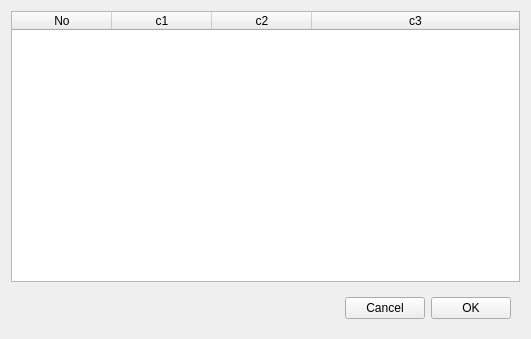
Above: creator/src/window/n_layout_json_table.ui from h13i32maru/navyjs-legacy2 before the change. Below: the same form after it.
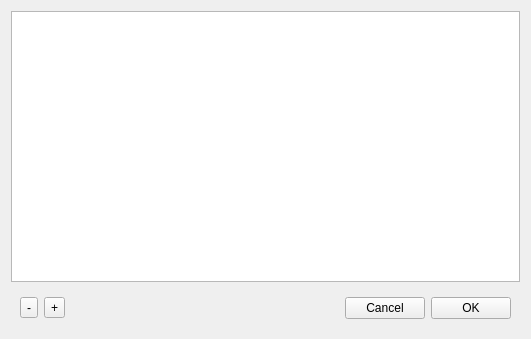
That is the form after the change.

The edit to the form file:
```diff
--- a/creator/src/window/n_layout_json_table.ui
+++ b/creator/src/window/n_layout_json_table.ui
@@ -15,35 +15,38 @@
   </property>
   <layout class="QVBoxLayout" name="verticalLayout">
    <item>
-    <widget class="QTableWidget" name="tableWidget">
-     <attribute name="horizontalHeaderStretchLastSection">
+    <widget class="QTableView" name="tableView">
+     <property name="tabKeyNavigation">
+      <bool>false</bool>
+     </property>
+     <property name="alternatingRowColors">
       <bool>true</bool>
-     </attribute>
-     <column>
-      <property name="text">
-       <string>No</string>
-      </property>
-     </column>
-     <column>
-      <property name="text">
-       <string>c1</string>
-      </property>
-     </column>
-     <column>
-      <property name="text">
-       <string>c2</string>
-      </property>
-     </column>
-     <column>
-      <property name="text">
-       <string>c3</string>
-      </property>
-     </column>
+     </property>
+     <property name="selectionMode">
+      <enum>QAbstractItemView::SingleSelection</enum>
+     </property>
+     <property name="selectionBehavior">
+      <enum>QAbstractItemView::SelectRows</enum>
+     </property>
     </widget>
    </item>
    <item>
     <widget class="QWidget" name="widget" native="true">
      <layout class="QHBoxLayout" name="horizontalLayout">
+      <item>
+       <widget class="QToolButton" name="remoteButton">
+        <property name="text">
+         <string>-</string>
+        </property>
+       </widget>
+      </item>
+      <item>
+       <widget class="QToolButton" name="addButton">
+        <property name="text">
+         <string>+</string>
+        </property>
+       </widget>
+      </item>
       <item>
        <spacer name="horizontalSpacer">
         <property name="orientation">
```
